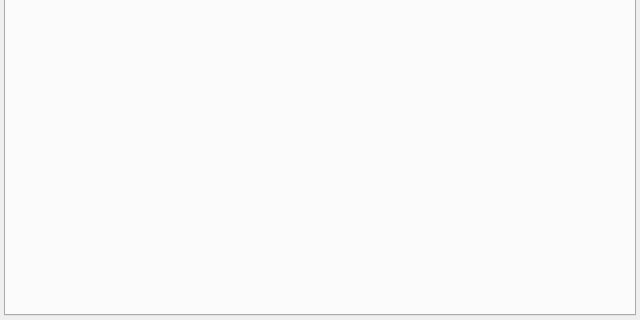
Qt form src/main/mainwindow.ui (Gris87/ProtocolCreator) before a commit; both pictures show x 0 to 640 and y 160 to 480 of the 640 by 480 pixel window.
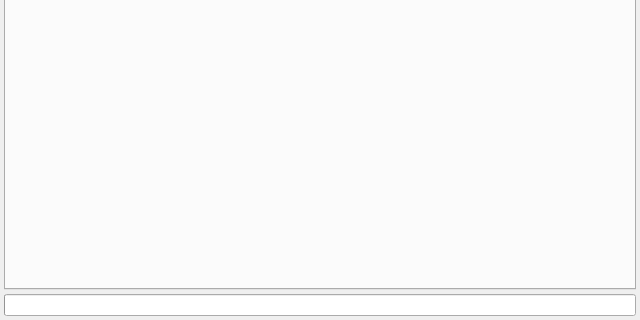
The same form after that commit. Custom widgets are drawn as their Qt base class.

Patch:
```diff
--- a/src/main/mainwindow.ui
+++ b/src/main/mainwindow.ui
@@ -25,6 +25,9 @@
       </property>
      </widget>
     </item>
+    <item>
+     <widget class="QProgressBar" name="progressBar"/>
+    </item>
    </layout>
   </widget>
   <widget class="QMenuBar" name="menuBar">
```
